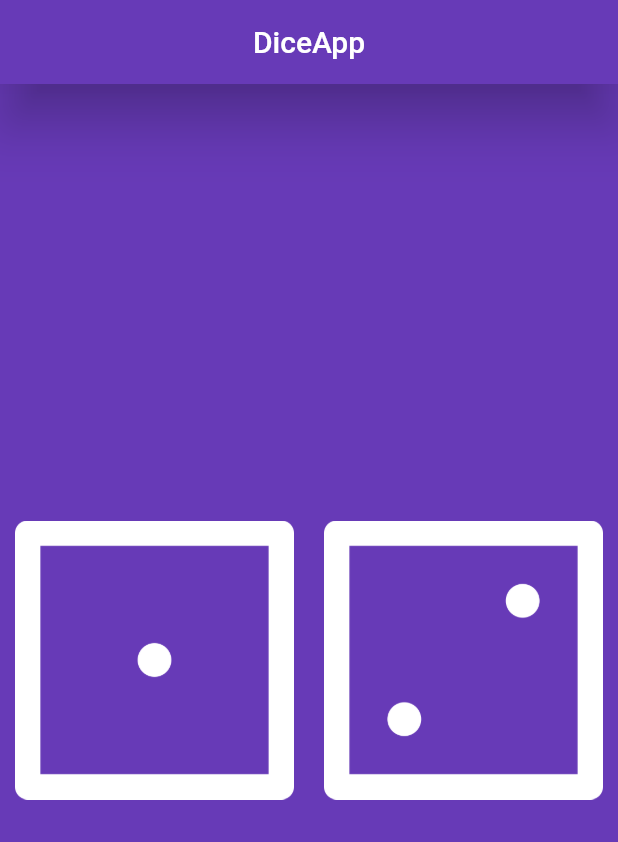
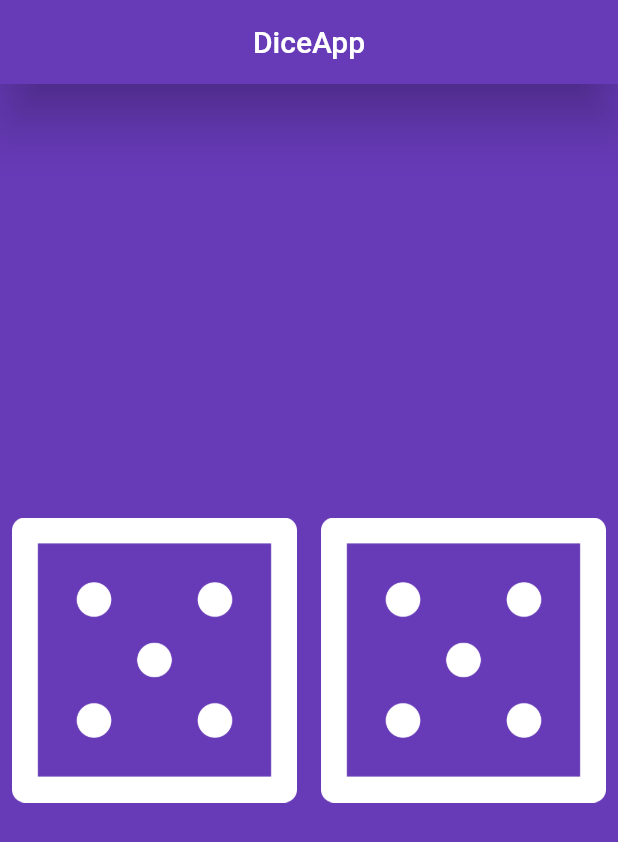
Before and after one commit to Radam7nthyZ/dado_1movil, a Flutter app: the screen it shows after launch, on a phone screen of 412 x 824 dp. Shown: the top 842 px of the screen. Run offline on Flutter 3.47's test engine with Material 2 defaults, Android fonts, the phone set to English and light mode, and no system bars.

```diff
--- a/lib/main.dart
+++ b/lib/main.dart
@@ -1,3 +1,5 @@
+import 'dart:math';
+
 import 'package:flutter/material.dart';
 
 void main() {
@@ -17,8 +19,15 @@ class MyApp extends StatelessWidget {
   }
 }
 
-class HomePage extends StatelessWidget {
-  const HomePage({super.key});
+class HomePage extends StatefulWidget {
+  @override
+  State<HomePage> createState() => _HomePageState();
+}
+
+class _HomePageState extends State<HomePage> {
+  int DadoIzquierdo = Random().nextInt(6) + 1; // 0 - 5;
+
+  int DadoDerecho = Random().nextInt(6) + 1; // 0 - 5;
 
   @override
   Widget build(BuildContext context) {
@@ -34,19 +43,27 @@ class HomePage extends StatelessWidget {
         child: Row(
           children: [
             Expanded(
-              child: Padding(
-                padding: const EdgeInsets.all(10.0),
+              child: TextButton(
+                onPressed: () {
+                  print("DADO IZQUIERDO 1");
+                  DadoIzquierdo = Random().nextInt(6) + 1; // 0 - 5
+                  setState(() {});
+                },
                 child: Image.asset(
-                  "assets/images/dice1.png",
+                  "assets/images/dice$DadoIzquierdo.png",
                 ),
               ),
               flex: 1,
             ),
             Expanded(
-              child: Padding(
-                padding: const EdgeInsets.all(10.0),
+              child: TextButton(
+                onPressed: () {
+                  print("DADO DERECHO 2");
+                  DadoDerecho = Random().nextInt(6) + 1; // 0 - 5
+                  setState(() {});
+                },
                 child: Image.asset(
-                  "assets/images/dice2.png",
+                  "assets/images/dice$DadoDerecho.png",
                 ),
               ),
               flex: 1,
```
